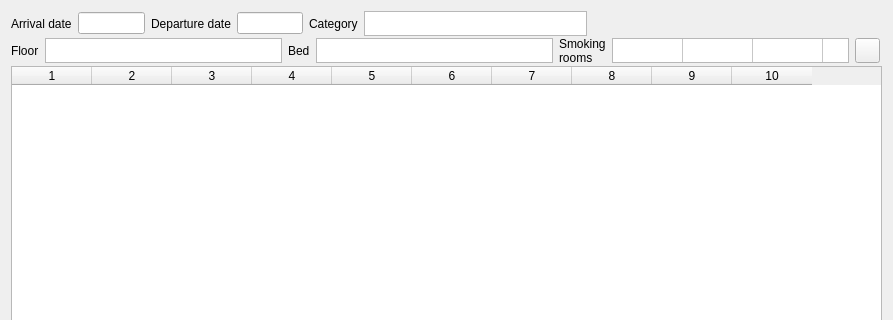
Before: the Qt Designer form Resort/dlgcreategroupreservation.ui in End1-1/Resort, drawn with Qt 5; both pictures show x 0 to 893 and y 0 to 320 of the 893 by 546 pixel window.
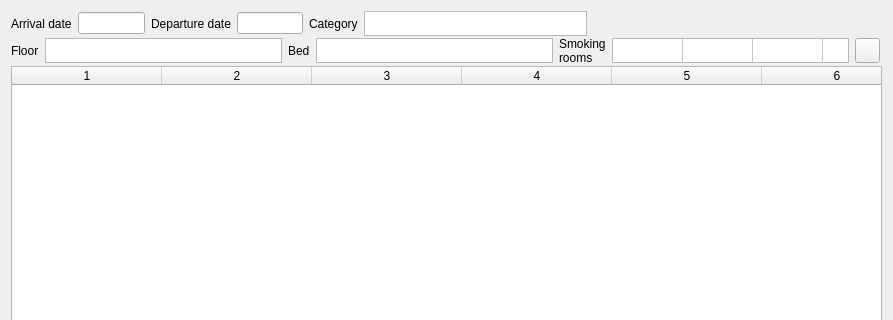
After: the same form once the commit is applied. Icons and pictures are not drawn. Custom widgets are drawn as their Qt base class.

Diff of the .ui file:
```diff
--- a/Resort/dlgcreategroupreservation.ui
+++ b/Resort/dlgcreategroupreservation.ui
@@ -49,8 +49,11 @@
      <property name="selectionMode">
       <enum>QAbstractItemView::NoSelection</enum>
      </property>
+     <attribute name="horizontalHeaderMinimumSectionSize">
+      <number>40</number>
+     </attribute>
      <attribute name="horizontalHeaderDefaultSectionSize">
-      <number>80</number>
+      <number>150</number>
      </attribute>
      <attribute name="verticalHeaderDefaultSectionSize">
       <number>40</number>
```
